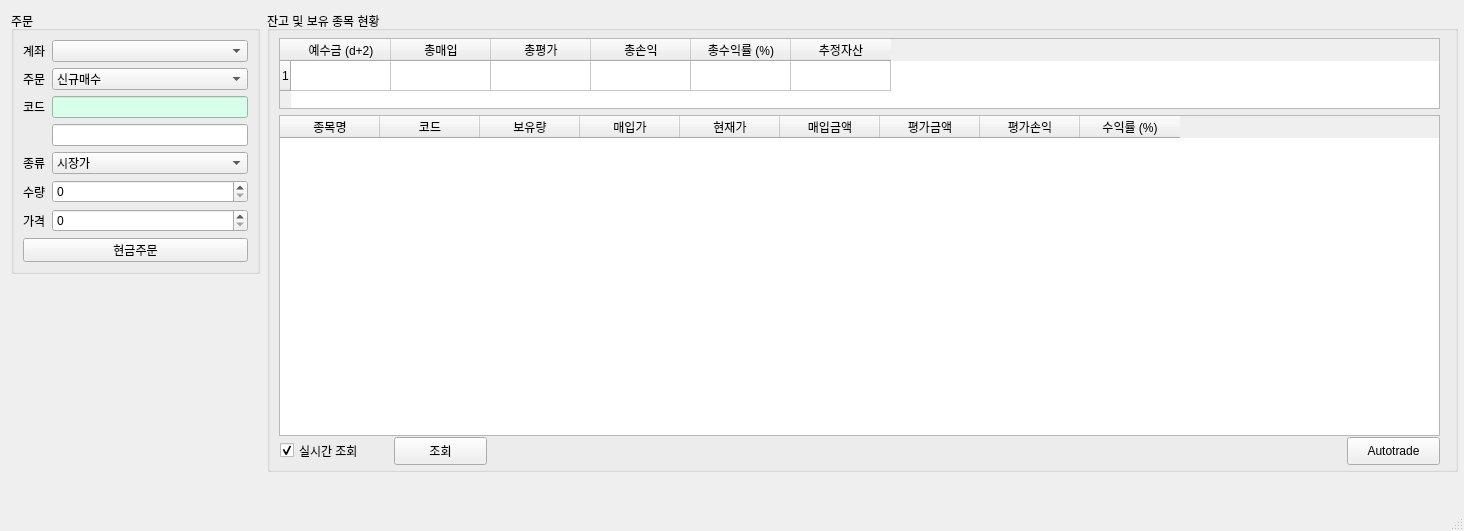
iburn78/autotrading, file pytrader.ui: the form before one commit.
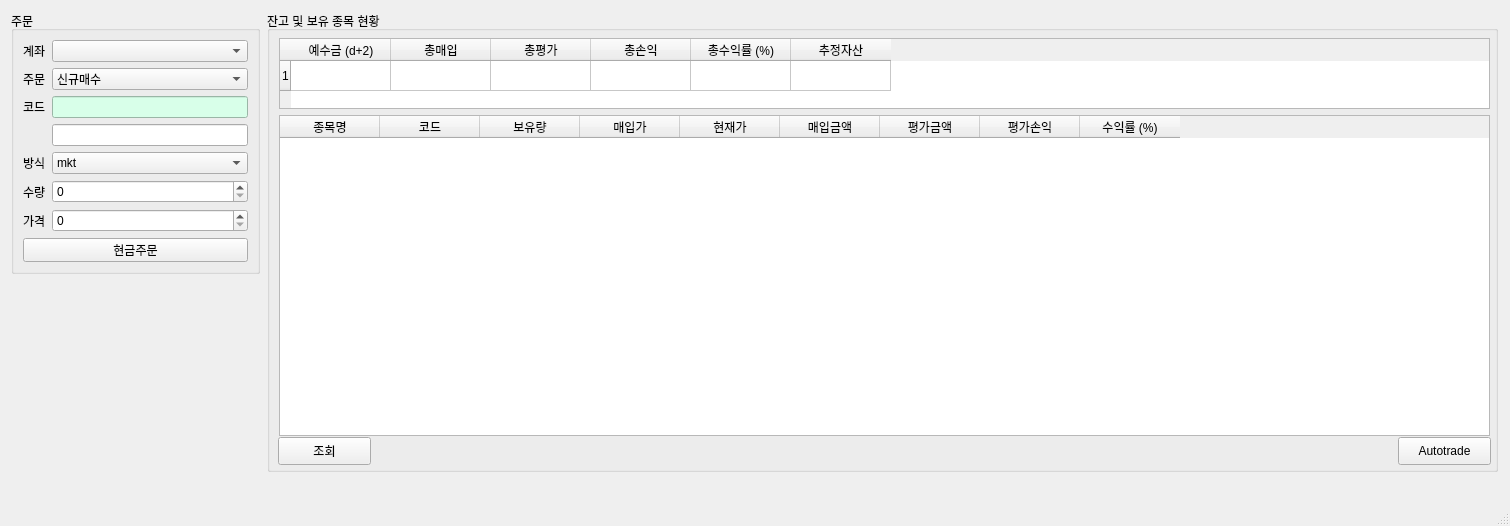
The form after the commit.

The edit to the form file:
```diff
--- a/pytrader.ui
+++ b/pytrader.ui
@@ -6,8 +6,8 @@
    <rect>
     <x>0</x>
     <y>0</y>
-    <width>1464</width>
-    <height>531</height>
+    <width>1510</width>
+    <height>526</height>
    </rect>
   </property>
   <property name="windowTitle">
@@ -88,7 +88,7 @@
      <item row="4" column="0">
       <widget class="QLabel" name="label_4">
        <property name="text">
-        <string>종류</string>
+        <string>방식</string>
        </property>
       </widget>
      </item>
@@ -96,7 +96,7 @@
       <widget class="QComboBox" name="comboBox_3">
        <item>
         <property name="text">
-         <string>시장가</string>
+         <string>mkt</string>
         </property>
        </item>
        <item>
@@ -154,7 +154,7 @@
      <rect>
       <x>267</x>
       <y>11</y>
-      <width>1191</width>
+      <width>1231</width>
       <height>461</height>
      </rect>
     </property>
@@ -166,7 +166,7 @@
       <rect>
        <x>12</x>
        <y>27</y>
-       <width>1161</width>
+       <width>1211</width>
        <height>71</height>
       </rect>
      </property>
@@ -210,7 +210,7 @@
       <rect>
        <x>12</x>
        <y>104</y>
-       <width>1161</width>
+       <width>1211</width>
        <height>321</height>
       </rect>
      </property>
@@ -260,26 +260,10 @@
       </property>
      </column>
     </widget>
-    <widget class="QCheckBox" name="checkBox">
-     <property name="geometry">
-      <rect>
-       <x>13</x>
-       <y>430</y>
-       <width>107</width>
-       <height>19</height>
-      </rect>
-     </property>
-     <property name="text">
-      <string>실시간 조회</string>
-     </property>
-     <property name="checked">
-      <bool>true</bool>
-     </property>
-    </widget>
     <widget class="QPushButton" name="pushButton_2">
      <property name="geometry">
       <rect>
-       <x>127</x>
+       <x>11</x>
        <y>426</y>
        <width>93</width>
        <height>28</height>
@@ -292,7 +276,7 @@
     <widget class="QPushButton" name="pushButton_3">
      <property name="geometry">
       <rect>
-       <x>1080</x>
+       <x>1131</x>
        <y>426</y>
        <width>93</width>
        <height>28</height>
```
Left out of the diff: 40 changed lines with no effect on the pictures.
